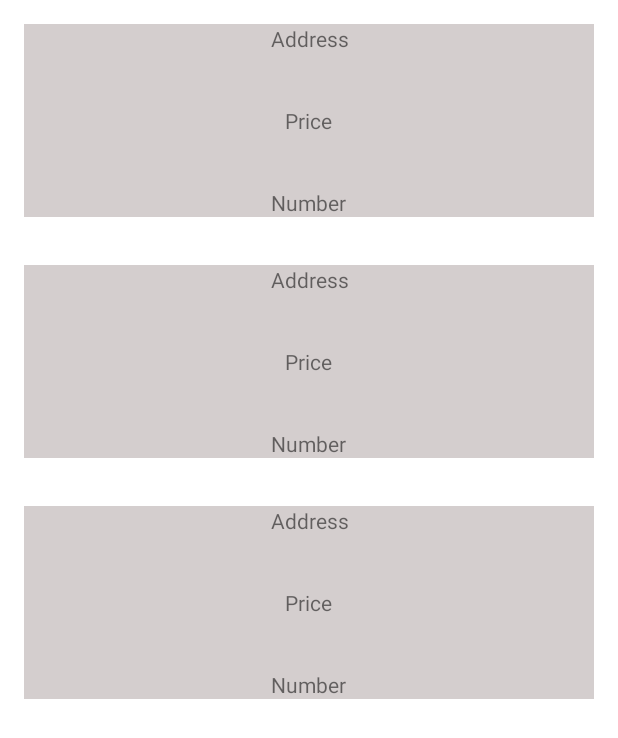
After one commit to tneveda/RoomForStudents, an Android app: the layout activity_meus_anuncios.xml on its own in the app's theme, with its tools: preview values and no code run, on a phone screen of 412 x 824 dp. The commit adds this screen. Shown: the top 738 px of the screen. Run offline under Robolectric (Android 15) with nearby library versions, the phone set to English and light mode, and no system bars.

Commit message:
Criado menu Meus Anúncios do user logado

```diff
--- a/app/src/main/java/ecgm/com/roomforstudents/ListaAnuncios.kt
+++ b/app/src/main/java/ecgm/com/roomforstudents/ListaAnuncios.kt
@@ -79,7 +79,7 @@ class ListaAnuncios : AppCompatActivity()/*, CellClickListener*/ {
                 R.id.nav_mapa ->  startActivity(Intent(this, MapsActivity::class.java).apply{})
                 R.id.nav_qrcode -> Toast.makeText(applicationContext,"QRcode", Toast.LENGTH_SHORT).show()
                 R.id.nav_inserir -> Toast.makeText(applicationContext,"QRcode", Toast.LENGTH_SHORT).show()//startActivity(Intent(this, InserirAnunciosActivity::class.java).apply{})
-                R.id.nav_anuncios -> Toast.makeText(applicationContext,"QRcode", Toast.LENGTH_SHORT).show()// startActivity(Intent(this, MeusAnunciosActivity::class.java).apply{})
+                R.id.nav_anuncios -> startActivity(Intent(this, MeusAnunciosActivity::class.java).apply{})
                 R.id.nav_login -> startActivity(Intent(this, Login::class.java).apply{})
                 R.id.nav_registo -> Toast.makeText(applicationContext,"Registar", Toast.LENGTH_SHORT).show()
                 R.id.nav_sair -> logout()
--- a/app/src/main/java/ecgm/com/roomforstudents/Login.kt
+++ b/app/src/main/java/ecgm/com/roomforstudents/Login.kt
@@ -64,7 +64,7 @@ class Login : AppCompatActivity() {
                 R.id.nav_mapa ->  startActivity(Intent(this, MapsActivity::class.java).apply{})
                 R.id.nav_qrcode -> Toast.makeText(applicationContext,"QRcode", Toast.LENGTH_SHORT).show()
                 R.id.nav_inserir -> Toast.makeText(applicationContext,"QRcode", Toast.LENGTH_SHORT).show()//startActivity(Intent(this, InserirAnunciosActivity::class.java).apply{})
-                R.id.nav_anuncios -> Toast.makeText(applicationContext,"QRcode", Toast.LENGTH_SHORT).show()// startActivity(Intent(this, MeusAnunciosActivity::class.java).apply{})
+                R.id.nav_anuncios -> startActivity(Intent(this, MeusAnunciosActivity::class.java).apply{})
                 R.id.nav_login -> startActivity(Intent(this, Login::class.java).apply{})
                 R.id.nav_registo -> Toast.makeText(applicationContext,"Registar", Toast.LENGTH_SHORT).show()
                 R.id.nav_sair -> logout()
--- a/app/src/main/java/ecgm/com/roomforstudents/MapsActivity.kt
+++ b/app/src/main/java/ecgm/com/roomforstudents/MapsActivity.kt
@@ -75,7 +75,8 @@ class MapsActivity : AppCompatActivity(), OnMapReadyCallback, GoogleMap.OnInfoWi
                 R.id.nav_mapa -> startActivity(Intent(this, MapsActivity::class.java).apply{})
                 R.id.nav_qrcode -> Toast.makeText(applicationContext,"QRcode", Toast.LENGTH_SHORT).show()
                 R.id.nav_inserir -> Toast.makeText(applicationContext,"Inserir", Toast.LENGTH_SHORT).show() //startActivity(Intent(this, InserirAnunciosActivity::class.java).apply{})
-                R.id.nav_login ->  Toast.makeText(applicationContext,"login", Toast.LENGTH_SHORT).show()//startActivity(Intent(this, Login::class.java).apply{})
+                R.id.nav_anuncios -> startActivity(Intent(this, MeusAnunciosActivity::class.java).apply{})
+                R.id.nav_login ->  startActivity(Intent(this, Login::class.java).apply{})
                 R.id.nav_registo -> Toast.makeText(applicationContext,"Registar", Toast.LENGTH_SHORT).show()
                 R.id.nav_sair -> logout()
             }
--- /dev/null
+++ b/app/src/main/res/layout/activity_meus_anuncios.xml
@@ -0,0 +1,34 @@
+<?xml version="1.0" encoding="utf-8"?>
+<androidx.drawerlayout.widget.DrawerLayout
+    xmlns:android="http://schemas.android.com/apk/res/android"
+    xmlns:app="http://schemas.android.com/apk/res-auto"
+    xmlns:tools="http://schemas.android.com/tools"
+    android:id="@+id/drawerLayout"
+    android:layout_width="match_parent"
+    android:layout_height="match_parent"
+    tools:context=".ListaAnuncios">
+
+    <RelativeLayout
+        android:layout_width="match_parent"
+        android:layout_height="match_parent"
+        >
+
+        <androidx.recyclerview.widget.RecyclerView
+            android:id="@+id/recycler_view"
+            android:layout_width="match_parent"
+            android:layout_height="match_parent"
+            tools:listitem="@layout/recyclerline" />
+
+    </RelativeLayout>
+
+    <com.google.android.material.navigation.NavigationView
+        android:id="@+id/nav_view"
+        android:layout_width="wrap_content"
+        android:layout_height="match_parent"
+        app:menu="@menu/nav_menu"
+        android:layout_gravity="start"
+        android:fitsSystemWindows="true"/>
+
+
+
+</androidx.drawerlayout.widget.DrawerLayout>
```
Also changed, not shown: app/src/main/AndroidManifest.xml (+12 -5 lines), app/src/main/java/ecgm/com/roomforstudents/MeusAnunciosActivity.kt (added, +142 -0 lines), app/src/main/res/layout/activity_lista_anuncios.xml (+0 -9 lines).
